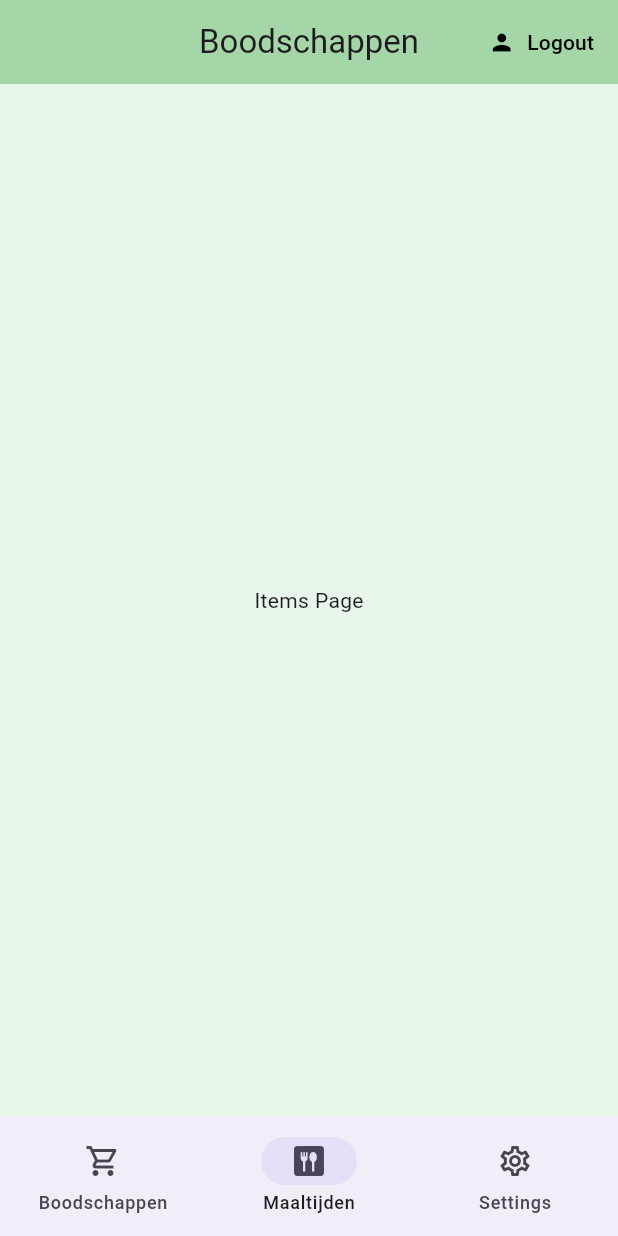
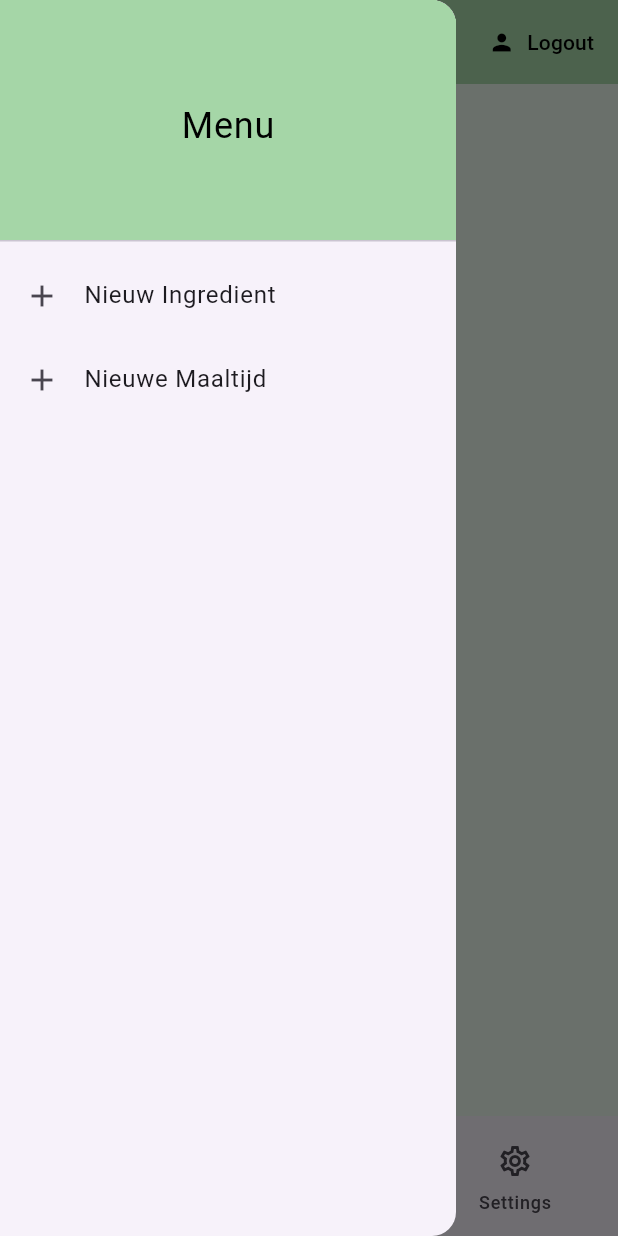
Before and after one commit to Rudmer35/Boodschappenlijst, a Flutter app: the screen it shows once a user with an empty profile is signed in, item 2 of the bottom bar chosen, with the side drawer open (before the commit the screen has no drawer), on a phone screen of 412 x 824 dp. Run offline on Flutter 3.47's test engine with Material 3 defaults, Android fonts, the phone set to English and light mode, and no system bars; our stand-ins replace cloud_firestore, firebase_auth, firebase_core, flutter_spinkit; accounts and stored records are empty.

Commit message:
Ingredienten uitzoeken toegevoegd

```diff
--- a/lib/main.dart
+++ b/lib/main.dart
@@ -1,6 +1,7 @@
 import 'package:boodschappen/models/user.dart';
 import 'package:boodschappen/screens/wrapper.dart';
 import 'package:boodschappen/services/auth.dart';
+import 'package:boodschappen/services/ingredienten_data.dart';
 import 'package:flutter/material.dart';
 import 'package:firebase_core/firebase_core.dart';
 import 'package:provider/provider.dart';
@@ -18,9 +19,16 @@ class MyApp extends StatelessWidget {
   // This widget is the root of your application.
   @override
   Widget build(BuildContext context) {
-    return StreamProvider<CustomUser?>.value(
+    return MultiProvider(
+      providers: [StreamProvider<CustomUser?>.value(
       value: AuthService().user,
-      initialData: null,
+      initialData: null,),
+      ProxyProvider<CustomUser?, IngredientenData?>(
+        update: (_, user, _){
+        if (user == null) return null;
+        return IngredientenData(uid: user.uid!);
+      })
+      ],
         child: MaterialApp(
           theme: ThemeData(
             useMaterial3: true,
--- a/lib/screens/boodschappen/toevoegeningredienten.dart
+++ b/lib/screens/boodschappen/toevoegeningredienten.dart
@@ -1,10 +1,10 @@
 import 'package:boodschappen/models/eenheden.dart';
 import 'package:flutter/material.dart';
-import 'package:boodschappen/services/database.dart';
+import 'package:boodschappen/services/ingredienten_data.dart';
 
 Future<void> showAddIngredientDialog(
   BuildContext context,
-  DatabaseService db,
+  IngredientenData db,
 ) async {
   final TextEditingController naamController = TextEditingController();
   String? geselecteerdeEenheid;
--- a/lib/screens/home/home.dart
+++ b/lib/screens/home/home.dart
@@ -1,6 +1,11 @@
 import 'package:boodschappen/screens/boodschappen/boodschappenlijst.dart';
 import 'package:boodschappen/services/auth.dart';
+import 'package:boodschappen/services/ingredienten_data.dart';
 import 'package:flutter/material.dart';
+import 'package:boodschappen/screens/boodschappen/toevoegeningredienten.dart';
+import 'package:provider/provider.dart';
+import 'package:boodschappen/models/user.dart';
+
 
 class Home extends StatefulWidget {
   const Home({super.key});
@@ -12,6 +17,7 @@ class Home extends StatefulWidget {
 class _HomeState extends State<Home> {
   final AuthService _auth = AuthService();
 
+
   int _selectedIndex = 0;
 
   final List<Widget> _pages = [
@@ -22,6 +28,16 @@ class _HomeState extends State<Home> {
 
   @override
   Widget build(BuildContext context) {
+    final user = Provider.of<CustomUser?>(context);
+
+    if(user == null){
+      return const Center(
+        child: Text('Geen gebruiker ingelogd'),
+      );
+    }
+
+    final db = IngredientenData(uid: user.uid!);
+
     return Scaffold(
       backgroundColor: Colors.green[50],
 
@@ -42,6 +58,31 @@ class _HomeState extends State<Home> {
             },
           )
         ],
+      ),
+      drawer: Drawer(
+        child: ListView(
+          padding: EdgeInsets.zero,
+          children: [
+            DrawerHeader(
+              decoration: BoxDecoration(color: Colors.green[200]),
+              child: Center(
+                child: Text('Menu',
+                style: TextStyle(color: Colors.black, fontSize: 24),),
+              )),
+              ListTile(
+                leading: const Icon(Icons.add),
+                title: const Text('Nieuw Ingredient'),
+                onTap: () {
+                  showAddIngredientDialog(context, db);
+                },
+              ),
+              ListTile(
+                leading: Icon(Icons.add),
+                title: const Text('Nieuwe Maaltijd'),
+                onTap: () {},
+              )
+          ],
+        ),
       ),
 
       body: IndexedStack(
--- /dev/null
+++ b/lib/services/ingredienten_data.dart
@@ -0,0 +1,29 @@
+import 'package:cloud_firestore/cloud_firestore.dart';
+
+class IngredientenData {
+  final String uid;
+
+  IngredientenData({required this.uid});
+
+  final CollectionReference users =
+    FirebaseFirestore.instance.collection('Gebruikers');
+
+  Future addIngredient (String naam, String unit) async {
+    return await users
+      .doc(uid)
+      .collection('ingredienten')
+      .add({
+        'naam': naam,
+        'eenheid': unit,
+        'aangemaaktOp': Timestamp.now(),
+      });
+}
+
+  Stream<QuerySnapshot> getIngredients() {
+  return users
+      .doc(uid)
+      .collection('ingredienten')
+      .orderBy('naam') // 👈 sort alphabetically
+      .snapshots();
+}
+}
```
Also changed, not shown: lib/screens/boodschappen/boodschappenlijst.dart (+26 -20 lines), lib/services/add_tile.dart (added, +21 -0 lines), lib/services/database.dart (+1 -13 lines), lib/services/keuze_ingredients.dart (added, +99 -0 lines).
